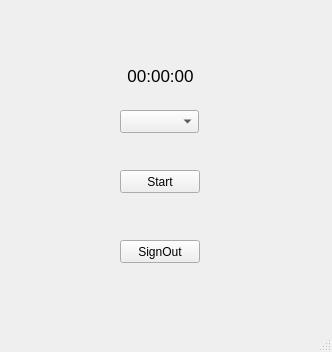
Above: src/home/home.ui from animeshdhakal/TimeTrackerApp before the change. Below: the same form after it.
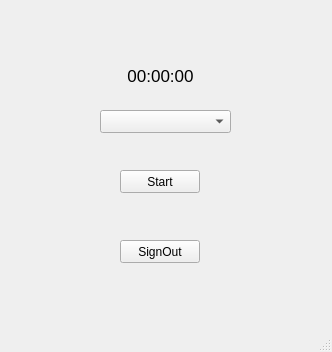
That is the form after the change.

The edit to the form file:
```diff
--- a/src/home/home.ui
+++ b/src/home/home.ui
@@ -51,9 +51,9 @@
    <widget class="QComboBox" name="projects">
     <property name="geometry">
      <rect>
-      <x>120</x>
+      <x>100</x>
       <y>110</y>
-      <width>79</width>
+      <width>131</width>
       <height>23</height>
      </rect>
     </property>
```
